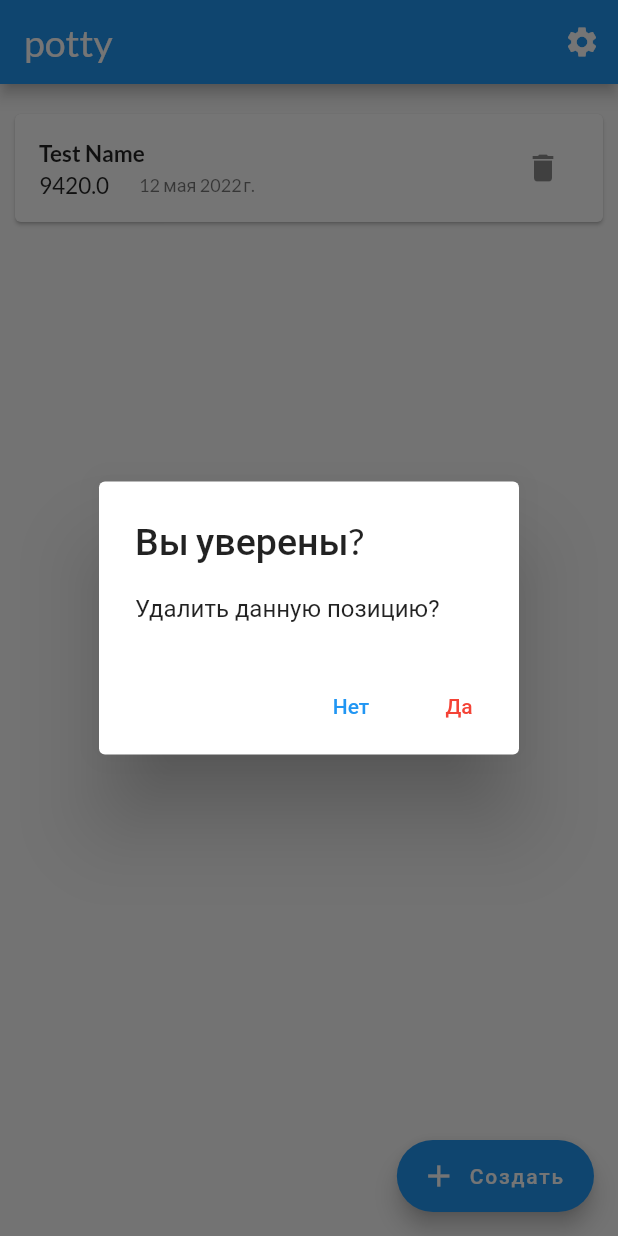
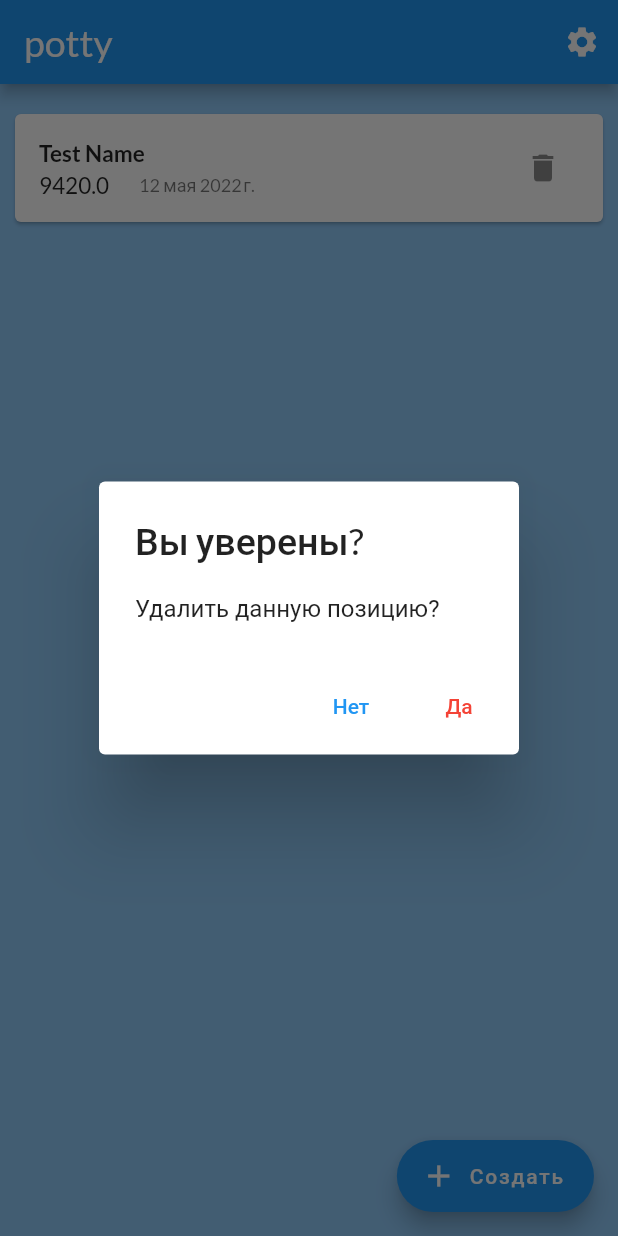
Before and after one commit to zirg41/potty, a Flutter app: the screen it shows after launch, after a tap on "Создать", after a tap on the "delete" icon, on a phone screen of 412 x 824 dp. Run offline on Flutter 3.47's test engine with Material 2 defaults, Android fonts, the phone set to English and light mode, and no system bars; our stand-ins replace auto_route, bloc, dartz, equatable, flutter_bloc, get_it and 4 more; accounts and stored records are empty.

Commit message:
Dark Color Scheme added

```diff
--- a/lib/features/potties_manager/presentation/pages/concrete_pot_set_overview_page/concrete_pot_set_overview_page.dart
+++ b/lib/features/potties_manager/presentation/pages/concrete_pot_set_overview_page/concrete_pot_set_overview_page.dart
@@ -17,6 +17,7 @@ class ConcretePotSetOverviewPage extends StatelessWidget {
   @override
   Widget build(BuildContext context) {
     return Scaffold(
+      backgroundColor: Theme.of(context).colorScheme.background,
       appBar: AppBar(
         title: PotSetAppBar(potSetId: potSetId),
       ),
--- a/lib/features/potties_manager/presentation/pages/pot_sets_overview_page/pot_sets_overview_page.dart
+++ b/lib/features/potties_manager/presentation/pages/pot_sets_overview_page/pot_sets_overview_page.dart
@@ -13,6 +13,7 @@ class PotSetsOverviewPage extends StatelessWidget {
   @override
   Widget build(BuildContext context) {
     return Scaffold(
+      backgroundColor: Theme.of(context).colorScheme.background,
       appBar: AppBar(
         title: const Text('potty'),
         actions: [
--- a/lib/features/potties_manager/presentation/pages/pot_sets_overview_page/widgets/pot_set_item.dart
+++ b/lib/features/potties_manager/presentation/pages/pot_sets_overview_page/widgets/pot_set_item.dart
@@ -23,6 +23,7 @@ class PotSetItem extends StatelessWidget {
         context.pushRoute(ConcretePotSetOverviewRoute(potSetId: potset.id));
       },
       child: Card(
+        color: themeData.colorScheme.surface,
         margin: const EdgeInsets.all(10),
         child: Column(
           children: [
--- a/lib/global/theme/app_themes.dart
+++ b/lib/global/theme/app_themes.dart
@@ -16,22 +16,25 @@ final appThemeData = {
       bodyMedium: GoogleFonts.lato(fontSize: 15),
       bodySmall: GoogleFonts.lato(fontSize: 12),
     ),
+    // TODO light Colorscheme should be added
   ),
   AppTheme.darkTheme: ThemeData(
     brightness: Brightness.dark,
-    primaryColor: Colors.indigo[800],
     textTheme: TextTheme(
       titleLarge: GoogleFonts.lato(fontSize: 25),
       bodyLarge: GoogleFonts.lato(fontSize: 15, fontWeight: FontWeight.bold),
       bodyMedium: GoogleFonts.lato(fontSize: 15),
       bodySmall: GoogleFonts.lato(fontSize: 12),
     ),
-    floatingActionButtonTheme: FloatingActionButtonThemeData(
-      backgroundColor: darkThemePalette['green'],
-      foregroundColor: Colors.white70,
-      // extendedTextStyle: GoogleFonts.lato(),
+    colorScheme: const ColorScheme.dark().copyWith(
+      secondary: pottyPalette['Charcoal'],
+      onSecondary: Colors.white70,
+      primary: darkThemePalette['darkblue'],
+      surface: const Color.fromARGB(255, 43, 43, 43),
+      background: const Color(0xFF121212),
+      tertiary: const Color.fromARGB(255, 203, 122, 60),
     ),
-  )
+  ),
 };
 
 const darkThemePalette = {
@@ -41,3 +44,10 @@ const darkThemePalette = {
   'maroon': Color(0xFF1f0001),
   'vinous': Color(0xFF6d0101),
 };
+const pottyPalette = {
+  'Charcoal': Color(0xFF264653),
+  'Persian Green': Color(0xFF2A9D8F),
+  'Maize Crayola': Color(0xFFE9C46A),
+  'Sandy Brown': Color(0xFFE76F51),
+  'Burnt Sienna': Color(0xFFE76F51),
+};
```
